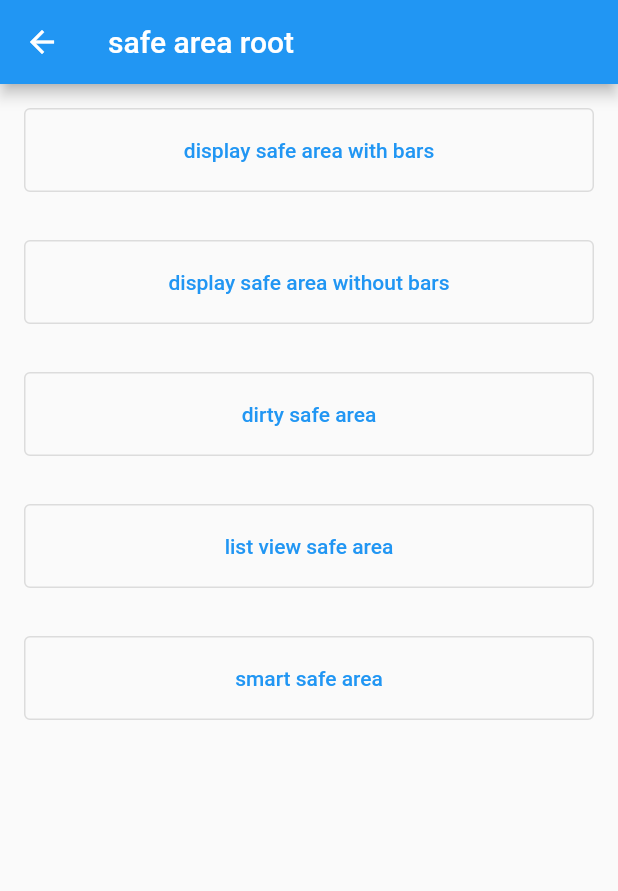
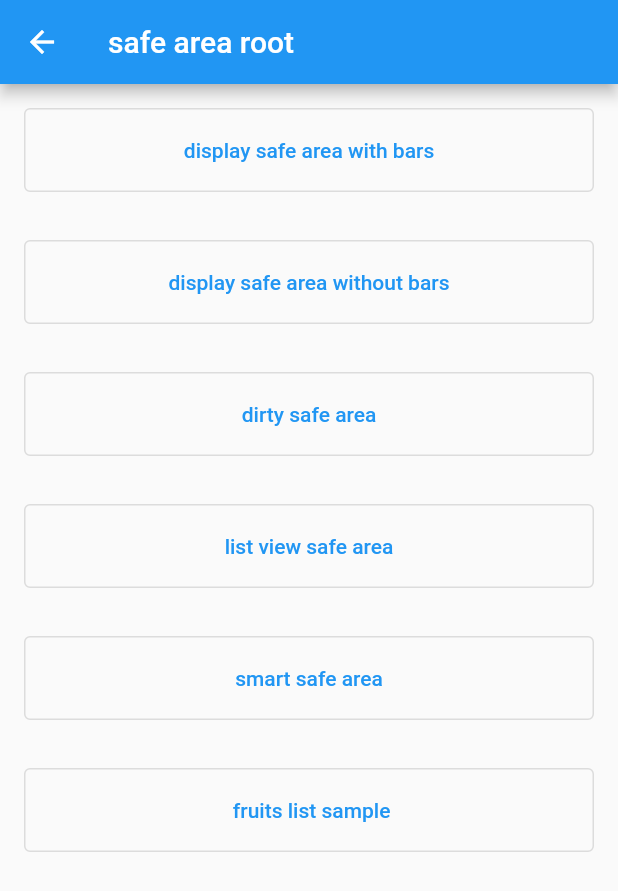
Before and after one commit to sho-ito-1027/flutter_playground, a Flutter app: the SafeAreaRootPage screen opened by its route, on a phone screen of 412 x 824 dp. Shown: the top 891 px of the screen. Run offline on Flutter 3.47's test engine with Material 2 defaults, Android fonts, the phone set to English and light mode, and no system bars; our stand-ins replace auto_route, firebase_core, flutter_svg, freezed_annotation; accounts and stored records are empty; generated files the repository leaves out were written again.

Commit message:
add fruits list sample

```diff
--- a/lib/router/router.dart
+++ b/lib/router/router.dart
@@ -10,6 +10,7 @@ import 'package:flutter_playground/ui/playground.dart';
 import 'package:flutter_playground/ui/safe_area/dirty_safe_area_page.dart';
 import 'package:flutter_playground/ui/safe_area/display_safe_area_with_bars_page.dart';
 import 'package:flutter_playground/ui/safe_area/display_safe_area_without_bars_page.dart';
+import 'package:flutter_playground/ui/safe_area/fruits_list_page.dart';
 import 'package:flutter_playground/ui/safe_area/list_view_safe_area_page.dart';
 import 'package:flutter_playground/ui/safe_area/safe_area_root_page.dart';
 import 'package:flutter_playground/ui/safe_area/smart_safe_area_page.dart';
@@ -21,15 +22,16 @@ export 'router.gr.dart';
   routes: <AutoRoute<void>>[
     AutoRoute(page: CrashSemanticsPage),
     AutoRoute(page: DirtySafeAreaPage, fullscreenDialog: true),
+    AutoRoute(page: DisplaySafeAreaWithBarsPage, fullscreenDialog: true),
+    AutoRoute(page: DisplaySafeAreaWithoutBarsPage, fullscreenDialog: true),
     AutoRoute(page: EachBoxFitPage),
     AutoRoute(page: FixedFooterPage),
+    AutoRoute(page: FruitsListPage, fullscreenDialog: true),
     AutoRoute(page: ListViewSafeAreaPage, fullscreenDialog: true),
     AutoRoute(page: MinimumSizeButtonPage),
     AutoRoute(page: ModalFixedFooterPage),
     AutoRoute(page: PlaygroundPage, initial: true),
     AutoRoute(page: SafeAreaRootPage),
-    AutoRoute(page: DisplaySafeAreaWithBarsPage, fullscreenDialog: true),
-    AutoRoute(page: DisplaySafeAreaWithoutBarsPage, fullscreenDialog: true),
     AutoRoute(page: SmartSafeAreaPage, fullscreenDialog: true),
     AutoRoute(page: TempSamplePage),
     AutoRoute(page: TextButtonIconPage),
--- /dev/null
+++ b/lib/ui/safe_area/fruits_list_page.dart
@@ -0,0 +1,60 @@
+import 'package:flutter/material.dart';
+
+class Fruit {
+  const Fruit({required this.name, required this.emoji});
+
+  final String name;
+  final String emoji;
+}
+
+// 'フルーツ'を変換して出てくるので以下、全てフルーツ
+const List<Fruit> fruits = [
+  Fruit(name: 'さくらんぼ', emoji: '🍒'),
+  Fruit(name: 'りんご', emoji: '🍎'),
+  Fruit(name: 'バナナ', emoji: '🍌'),
+  Fruit(name: 'オレンジ', emoji: '🍊'),
+  Fruit(name: 'ぶどう', emoji: '🍇'),
+  Fruit(name: 'スイカ', emoji: '🍉'),
+  Fruit(name: 'マンゴー', emoji: '🥭'),
+  Fruit(name: '青リンゴ', emoji: '🍏'),
+  Fruit(name: 'イチゴ', emoji: '🍓'),
+  Fruit(name: 'レモン', emoji: '🍋'),
+  Fruit(name: '桃', emoji: '🍑'),
+  Fruit(name: '洋梨', emoji: '🍐'),
+  Fruit(name: '栗', emoji: '🌰'),
+  Fruit(name: 'キウイ', emoji: '🥝'),
+  Fruit(name: 'パイナップル', emoji: '🍍'),
+];
+
+class FruitsListPage extends StatelessWidget {
+  const FruitsListPage({Key? key}) : super(key: key);
+
+  @override
+  Widget build(BuildContext context) {
+    return Scaffold(
+      body: SingleChildScrollView(
+        child: Column(
+          children: fruits
+              .map(
+                (e) => Column(
+                  children: [
+                    ListTile(
+                      leading: Text(
+                        e.emoji,
+                        style: const TextStyle(fontSize: 32.0),
+                      ),
+                      title: Text(
+                        e.name,
+                        style: const TextStyle(fontSize: 24.0),
+                      ),
+                    ),
+                    const Divider(height: 1.0),
+                  ],
+                ),
+              )
+              .toList(),
+        ),
+      ),
+    );
+  }
+}
--- a/lib/ui/safe_area/safe_area_root_page.dart
+++ b/lib/ui/safe_area/safe_area_root_page.dart
@@ -26,6 +26,10 @@ class SafeAreaRootPage extends StatelessWidget {
     SafeAreaModel(
       title: 'smart safe area',
       routeInfo: SmartSafeAreaRoute(),
+    ),
+    SafeAreaModel(
+      title: ' fruits list sample',
+      routeInfo: FruitsListRoute(),
     ),
   ];
 
```
